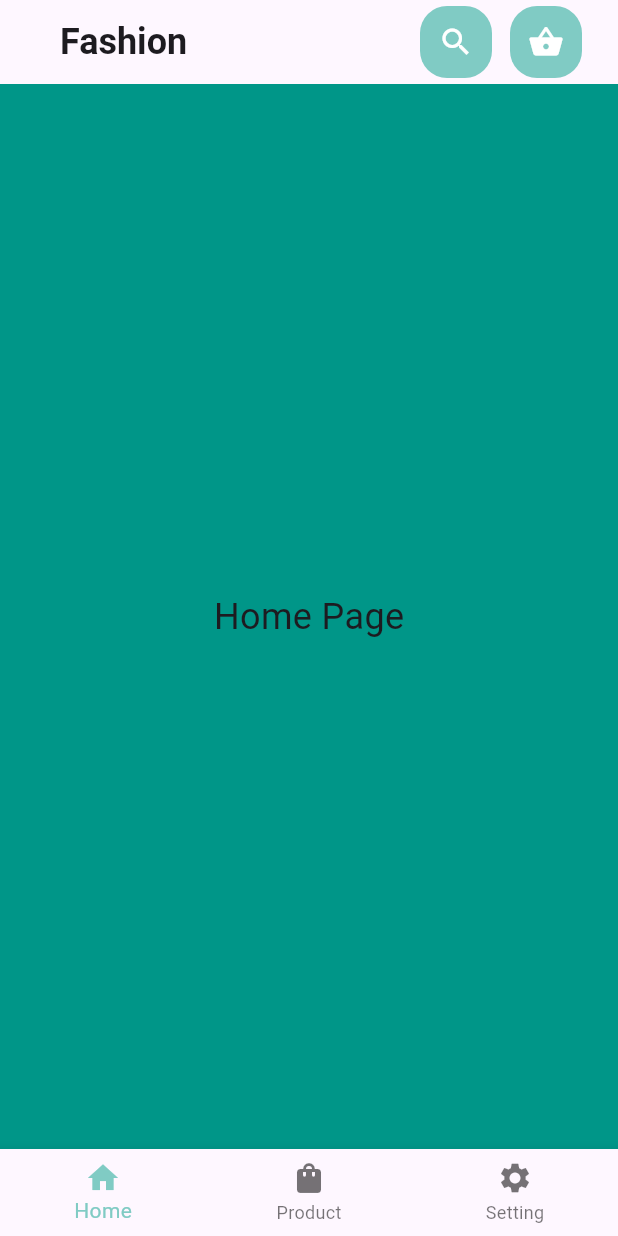
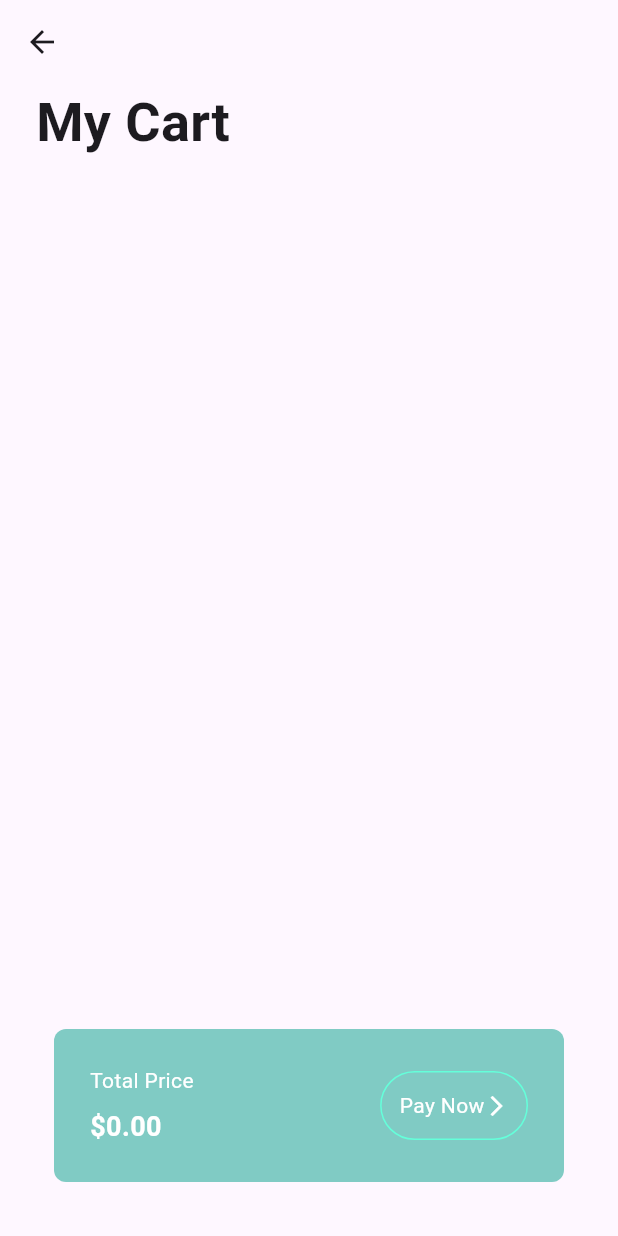
Before and after one commit to MinhTh2nh/Flutter-Store-Mobile-Application, a Flutter app: the screen it shows after launch, after a tap on the "shopping basket" icon, on a phone screen of 412 x 824 dp. Run offline on Flutter 3.47's test engine with Material 3 defaults, Android fonts, the phone set to English and light mode, and no system bars; our stand-ins replace carousel_slider.

Commit message:
home_page 1.1

```diff
--- a/lib/components/product_tile.dart
+++ b/lib/components/product_tile.dart
@@ -1,4 +1,5 @@
 import 'package:flutter/material.dart';
+import 'package:flutter/widgets.dart';
 
 class ProductTile extends StatelessWidget {
   final String itemName;
@@ -7,45 +8,46 @@ class ProductTile extends StatelessWidget {
   final void Function()? onPressed;
 
   const ProductTile({
-    super.key,
+    Key? key,
     required this.itemName,
     required this.itemPrice,
     required this.imagePath,
     required this.onPressed,
-  });
+  }) : super(key: key);
 
   @override
   Widget build(BuildContext context) {
-    return Padding(
+    return Container(
       padding: const EdgeInsets.all(12),
-      child: Container(
       decoration: BoxDecoration(
         borderRadius: BorderRadius.circular(12),
       ),
       child: Column(
-          crossAxisAlignment: CrossAxisAlignment.start,
+        // crossAxisAlignment: CrossAxisAlignment.start,
+        mainAxisAlignment: MainAxisAlignment.center,
         children: [
-            AspectRatio(
-              aspectRatio: 1, // Adjust aspect ratio as needed
-              child: Image.asset(
+          Image.asset(
             imagePath,
-                fit: BoxFit.cover,
+            height: 150,
+            // fit: BoxFit.cover,
           ),
-            ),
-            const SizedBox(height: 8),
+          const SizedBox(height: 12),
+          Row(mainAxisAlignment: MainAxisAlignment.start, children: [
             Text(
               itemName,
               style: const TextStyle(fontWeight: FontWeight.bold),
             ),
-            const SizedBox(height: 4),
-            Text('\$$itemPrice'),
-            const SizedBox(height: 8),
-            ElevatedButton(
-              onPressed: onPressed,
-              child: const Text('Add to Cart'),
+          ]),
+          Row(
+            mainAxisAlignment: MainAxisAlignment.start,
+            children: [
+              Text(
+                '\$$itemPrice',
+                style: const TextStyle(fontWeight: FontWeight.bold),
               ),
             ],
           ),
+        ],
       ),
     );
   }
--- a/lib/main.dart
+++ b/lib/main.dart
@@ -2,25 +2,31 @@ import 'package:flutter/material.dart';
 import 'package:food_mobile_app/pages/home.dart';
 import 'package:food_mobile_app/pages/products.dart';
 import 'package:food_mobile_app/pages/settings.dart';
+import 'package:food_mobile_app/pages/cart_page.dart';
+import 'package:provider/provider.dart';
+import 'package:food_mobile_app/model/cart_model.dart';
 
 void main() {
   runApp(const MyApp());
 }
 
 class MyApp extends StatelessWidget {
-  const MyApp({Key? key}) : super(key: key);
+  const MyApp({super.key});
 
   @override
   Widget build(BuildContext context) {
-    return const MaterialApp(
+    return ChangeNotifierProvider(
+      create: (context) => CartModel(),
+      child: const MaterialApp(
         debugShowCheckedModeBanner: false,
         home: HomePage(),
+      ),
     );
   }
 }
 
 class HomePage extends StatefulWidget {
-  const HomePage({Key? key}) : super(key: key);
+  const HomePage({super.key});
 
   @override
   State<HomePage> createState() => _MyHomePageState();
@@ -48,42 +54,65 @@ class _MyHomePageState extends State<HomePage> {
         title: const Padding(
           padding: EdgeInsets.only(left: 24),
           child: Text(
-            'Fashion',
+            'D Baku',
             style: TextStyle(fontSize: 24, fontWeight: FontWeight.bold),
           ),
         ),
         actions: [
           Padding(
             padding: const EdgeInsets.only(right: 12),
-            child: Container(
-              decoration: BoxDecoration(
-                  color: Colors.teal.shade200,
-                  borderRadius: BorderRadius.circular(18)),
             child: IconButton(
               onPressed: () {
                 // Action for the first button
               },
               icon: const Icon(
                 Icons.search,
-                  color: Colors.white,
               ),
             ),
           ),
+          Consumer<CartModel>(
+            builder: (context, cart, child) => Padding(
+              padding: const EdgeInsets.only(right: 24.0),
+              child: Stack(
+                children: [
+                  IconButton(
+                    onPressed: () => Navigator.push(
+                      context,
+                      MaterialPageRoute(
+                        builder: (context) {
+                          return const CartPage();
+                        },
                       ),
-          Padding(
-            padding: const EdgeInsets.only(right: 24),
-            child: Container(
-              decoration: BoxDecoration(
-                  color: Colors.teal.shade200,
-                  borderRadius: BorderRadius.circular(18)),
-              child: IconButton(
-                onPressed: () {
-                  // Action for the second button
-                },
+                    ),
                     icon: const Icon(
                       Icons.shopping_basket,
+                    ),
+                  ),
+                  if (cart.itemsCount > 0)
+                    Positioned(
+                      right: 6,
+                      top: 6,
+                      child: Container(
+                        padding: const EdgeInsets.all(2),
+                        decoration: BoxDecoration(
+                          color: Colors.red,
+                          borderRadius: BorderRadius.circular(10),
+                        ),
+                        constraints: const BoxConstraints(
+                          minWidth: 14,
+                          minHeight: 14,
+                        ),
+                        child: Text(
+                          cart.itemsCount.toString(),
+                          style: const TextStyle(
                             color: Colors.white,
+                            fontSize: 8,
                           ),
+                          textAlign: TextAlign.center,
+                        ),
+                      ),
+                    ),
+                ],
               ),
             ),
           ),
--- a/lib/model/cart_model.dart
+++ b/lib/model/cart_model.dart
@@ -6,12 +6,18 @@ class CartModel extends ChangeNotifier {
     ["Have a Nice Daisy", "11.00", "lib/images/shirt2.jpg"],
     ["Year Of The Dragon", "11.00", "lib/images/shirt3.jpg"],
     ["72 My Hometown", "11.00", "lib/images/shirt4.jpg"],
+    ["72 Mix Tee", "12.00", "lib/images/shirt5.jpg"],
+    ["Bread", "7.00", "lib/images/shirt6.jpg"],
+    ["DBaku [UT]SS1/20224", "11.00", "lib/images/shirt7.jpg"],
+    ["DBaku [WT]SS1/20224", "13.00", "lib/images/shirt8.jpg"],
   ];
 
   List _cartItems = [];
 
   get cartItems => _cartItems;
   get shopItems => _shopItems;
+
+  int get itemsCount => _cartItems.length;
 
   void addItemToCart(int index) {
     _cartItems.add(_shopItems[index]);
--- /dev/null
+++ b/lib/pages/cart_page.dart
@@ -0,0 +1,128 @@
+import 'package:flutter/cupertino.dart';
+import 'package:flutter/material.dart';
+import 'package:flutter/widgets.dart';
+import 'package:provider/provider.dart';
+import '../model/cart_model.dart';
+
+class CartPage extends StatelessWidget {
+  const CartPage({super.key});
+
+  @override
+  Widget build(BuildContext context) {
+    return Scaffold(
+      appBar: AppBar(
+        backgroundColor: Colors.transparent,
+        elevation: 0,
+      ),
+      body: Consumer<CartModel>(
+        builder: (context, value, child) {
+          return Column(
+            crossAxisAlignment: CrossAxisAlignment.start,
+            children: [
+              const Padding(
+                padding: EdgeInsets.symmetric(horizontal: 24.0),
+                child: Text(
+                  "My Cart",
+                  style: TextStyle(fontSize: 36, fontWeight: FontWeight.bold),
+                ),
+              ),
+              Expanded(
+                child: Padding(
+                  padding: const EdgeInsets.all(12),
+                  child: ListView.builder(
+                      padding: const EdgeInsets.all(12),
+                      itemCount: value.cartItems.length,
+                      itemBuilder: (context, index) {
+                        return Padding(
+                          padding: const EdgeInsets.all(12),
+                          child: Container(
+                            decoration: BoxDecoration(
+                                color: Colors.grey[200],
+                                borderRadius: BorderRadius.circular(8)),
+                            child: ListTile(
+                              leading: Image.asset(
+                                value.cartItems[index][2],
+                                height: 36,
+                              ),
+                              title: Text(
+                                value.cartItems[index][0],
+                                style: const TextStyle(fontSize: 18),
+                              ),
+                              subtitle: Text(
+                                '\$' + value.cartItems[index][1],
+                                style: const TextStyle(fontSize: 12),
+                              ),
+                              trailing: IconButton(
+                                icon: const Icon(Icons.cancel),
+                                onPressed: () => Provider.of<CartModel>(context,
+                                        listen: false)
+                                    .removeItemFromCart(index),
+                              ),
+                            ),
+                          ),
+                        );
+                      }),
+                ),
+              ),
+              Padding(
+                padding: const EdgeInsets.all(36),
+                child: Container(
+                  decoration: BoxDecoration(
+                    borderRadius: BorderRadius.circular(8),
+                    color: Colors.teal.shade200,
+                  ),
+                  padding: const EdgeInsets.all(24),
+                  child: Row(
+                    mainAxisAlignment: MainAxisAlignment.spaceBetween,
+                    children: [
+                      Column(
+                        crossAxisAlignment: CrossAxisAlignment.start,
+                        children: [
+                          const Text(
+                            'Total Price',
+                            style: TextStyle(color: Colors.white),
+                          ),
+                          const SizedBox(
+                            height: 8,
+                          ),
+                          Text(
+                            '\$${value.calculateTotal()}',
+                            style: const TextStyle(
+                              fontSize: 18,
+                              fontWeight: FontWeight.bold,
+                              color: Colors.white,
+                            ),
+                          )
+                        ],
+                      ),
+                      Container(
+                        decoration: BoxDecoration(
+                          border: Border.all(color: Colors.tealAccent),
+                          borderRadius: BorderRadius.circular(28),
+                        ),
+                        padding: const EdgeInsets.all(12),
+                        child: const Row(
+                          children: [
+                            Text(
+                              'Pay Now',
+                              style: TextStyle(color: Colors.white),
+                            ),
+                            Icon(
+                              Icons.arrow_forward_ios,
+                              size: 16,
+                              color: Colors.white,
+                            ),
+                          ],
+                        ),
+                      ),
+                    ],
+                  ),
+                ),
+              )
+            ],
+          );
+        },
+      ),
+    );
+  }
+}
--- a/lib/pages/home.dart
+++ b/lib/pages/home.dart
@@ -1,16 +1,71 @@
 import 'package:flutter/material.dart';
+import '../components/product_tile.dart';
+import '../model/cart_model.dart';
+import 'package:provider/provider.dart';
+import '../pages/product_detail_page.dart';
 
 class Home extends StatelessWidget {
   const Home({super.key});
 
   @override
   Widget build(BuildContext context) {
-    return Container(
-      color: Colors.teal,
-      child: const Center(
-        child: Text(
-          'Home Page',
-          style: TextStyle(fontSize: 24),
+    return Scaffold(
+      body: SingleChildScrollView(
+        child: Column(
+          crossAxisAlignment: CrossAxisAlignment.start,
+          children: [
+            const SizedBox(
+              height: 12,
+            ),
+            Image.asset('lib/images/main_image.png'),
+            const Padding(
+              padding: EdgeInsets.all(24.0),
+              child: Text(
+                "New Arrivals",
+                style: TextStyle(fontSize: 30, fontWeight: FontWeight.bold),
+              ),
+            ),
+            const Padding(
+              padding: EdgeInsets.symmetric(horizontal: 24.0),
+              child: Divider(),
+            ),
+            Consumer<CartModel>(
+              builder: (context, value, child) {
+                return GridView.builder(
+                  padding: const EdgeInsets.only(
+                      right: 14, left: 14, top: 14, bottom: 50),
+                  shrinkWrap: true, // Add this line
+                  physics: const NeverScrollableScrollPhysics(),
+                  itemCount: value.shopItems.length,
+                  gridDelegate: const SliverGridDelegateWithFixedCrossAxisCount(
+                    crossAxisCount: 2,
+                    childAspectRatio: 1 / 1.2,
+                  ),
+                  itemBuilder: (context, index) {
+                    return GestureDetector(
+                      onTap: () {
+                        Navigator.push(
+                          context,
+                          MaterialPageRoute(
+                            builder: (context) =>
+                                ProductDetailPage(index: index),
+                          ),
+                        );
+                      },
+                      child: ProductTile(
+                        itemName: value.shopItems[index][0],
+                        itemPrice: value.shopItems[index][1],
+                        imagePath: value.shopItems[index][2],
+                        onPressed: () =>
+                            Provider.of<CartModel>(context, listen: false)
+                                .addItemToCart(index),
+                      ),
+                    );
+                  },
+                );
+              },
+            ),
+          ],
         ),
       ),
     );
--- a/pubspec.yaml
+++ b/pubspec.yaml
@@ -35,6 +35,7 @@ dependencies:
   # The following adds the Cupertino Icons font to your application.
   # Use with the CupertinoIcons class for iOS style icons.
   cupertino_icons: ^1.0.6
+  carousel_slider: ^4.2.1
 
 dev_dependencies:
   flutter_test:
```
Also changed, not shown: lib/components/slider_buttons.dart (added, +94 -0 lines), lib/pages/product_detail_page.dart (added, +153 -0 lines), lib/pages/products.dart (+54 -7 lines), lib/images/main_image.png (added), lib/images/shirt5.jpg (added), lib/images/shirt6.jpg (added), lib/images/shirt7.jpg (added), lib/images/shirt8.jpg (added), pubspec.lock. Lines whose indentation alone changed are shown as unchanged.
